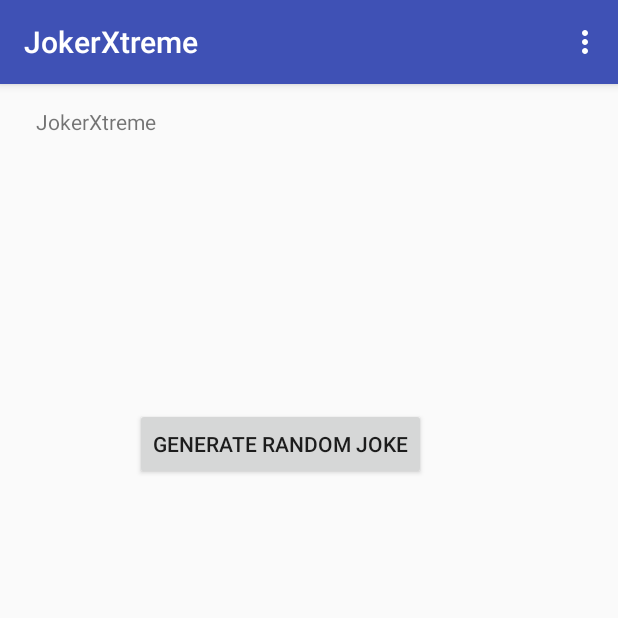
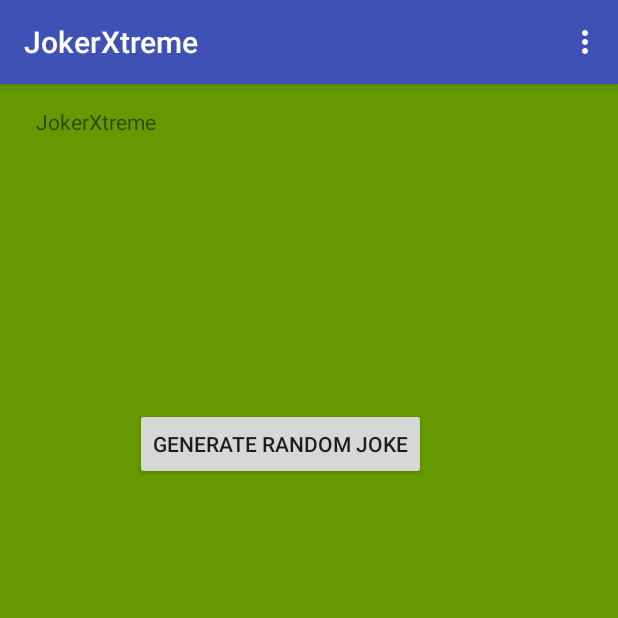
Before and after one commit to EnmanuelMrtz/JokerXtreme, an Android app: the screen it shows after launch (MainActivity), in the options menu, after a tap on "Random Joke", on a phone screen of 412 x 824 dp, the top half of it. Run offline under Robolectric (Android 15) with nearby library versions, the phone set to English and light mode, and no system bars.

Commit message:
New feature

```diff
--- a/app/src/main/res/layout/activity_random_joke.xml
+++ b/app/src/main/res/layout/activity_random_joke.xml
@@ -5,7 +5,8 @@
     xmlns:tools="http://schemas.android.com/tools"
     android:layout_width="match_parent"
     android:layout_height="match_parent"
-    android:orientation="vertical">
+    android:orientation="vertical"
+    android:background="@android:color/holo_green_dark">
 
     <TextView
         android:id="@+id/tv_random_joke"
```
